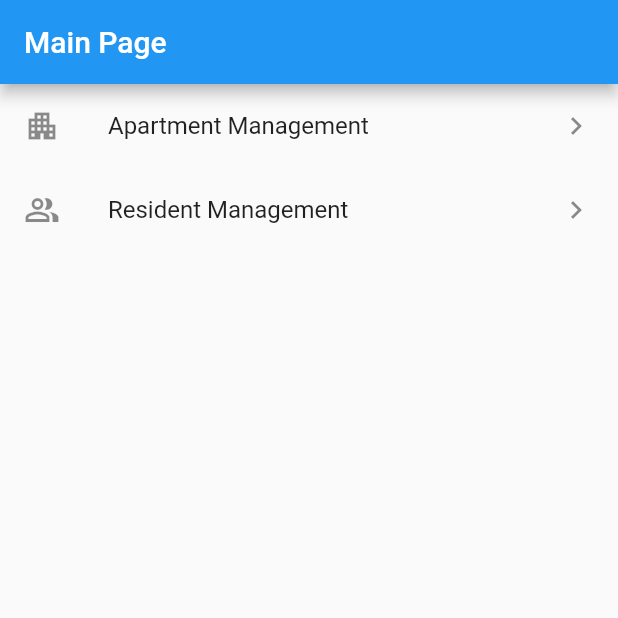
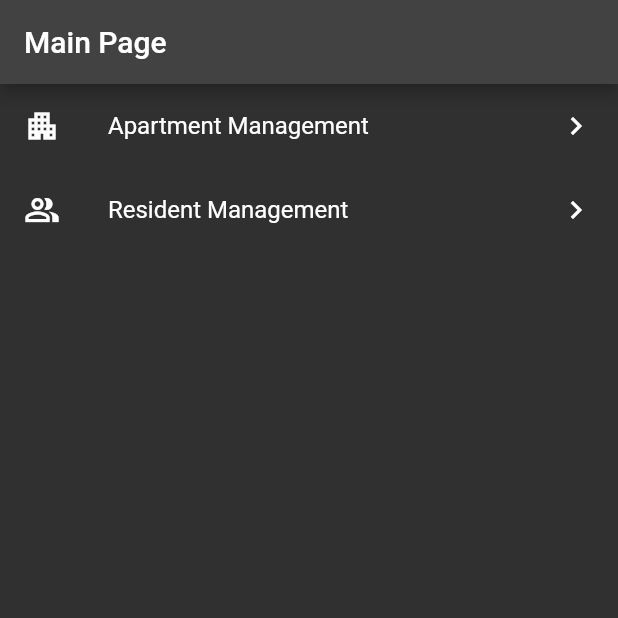
Before and after one commit to kmg7/apartment-management, a Flutter app: the screen it shows after launch, on a phone screen of 412 x 824 dp, the top half of it. Run offline on Flutter 3.47's test engine with Material 2 defaults, Android fonts, the phone set to English and light mode, and no system bars; our stand-ins replace auto_route, flutter_riverpod, hive_flutter, hooks_riverpod; accounts and stored records are empty.

```diff
--- a/lib/main.dart
+++ b/lib/main.dart
@@ -1,9 +1,12 @@
 import 'package:flutter/material.dart';
-import 'package:flutter_riverpod/flutter_riverpod.dart';
+import 'package:hive_flutter/adapters.dart';
+import 'package:hooks_riverpod/hooks_riverpod.dart';
 
 import 'common/router/app_router.dart';
 
 Future<void> main() async {
+  await Hive.initFlutter();
+
   WidgetsFlutterBinding.ensureInitialized();
   runApp(ProviderScope(
     child: App(),
@@ -17,6 +20,7 @@ class App extends StatelessWidget {
   Widget build(BuildContext context) {
     return MaterialApp.router(
       themeMode: ThemeMode.dark,
+      darkTheme: ThemeData.dark(),
       debugShowCheckedModeBanner: false,
       routerDelegate: _appRouter.delegate(),
       routeInformationParser: _appRouter.defaultRouteParser(),
--- a/lib/view/main_view.dart
+++ b/lib/view/main_view.dart
@@ -1,20 +1,14 @@
 import 'package:auto_route/auto_route.dart';
 import 'package:flutter/material.dart';
-import 'package:flutter_riverpod/flutter_riverpod.dart';
+import 'package:hooks_riverpod/hooks_riverpod.dart';
 
 import '../common/router/app_router.dart';
 
-class MainView extends ConsumerStatefulWidget {
+class MainView extends HookConsumerWidget {
   const MainView({super.key});
 
   @override
-  ConsumerState<ConsumerStatefulWidget> createState() => _MainViewState();
-}
-
-class _MainViewState extends ConsumerState<MainView> {
-  // final controller = ChangeNotifierProvider((ref) => null)
-  @override
-  Widget build(BuildContext context) {
+  Widget build(BuildContext context, WidgetRef ref) {
     return Scaffold(
       appBar: AppBar(title: const Text('Main Page')),
       body: Column(
--- a/pubspec.yaml
+++ b/pubspec.yaml
@@ -13,7 +13,8 @@ dependencies:
     sdk: flutter
 
   #state
-  flutter_riverpod: ^2.3.6
+  hooks_riverpod: ^2.3.6
+  riverpod_annotation: ^2.1.1
 
   #route
   auto_route: ^5.0.4
@@ -21,6 +22,7 @@ dependencies:
   #db
   hive: ^2.2.3
   hive_flutter: ^1.1.0
+  uuid: ^3.0.7
 
   # cupertino_icons: ^1.0.2
 
@@ -32,6 +34,8 @@ dev_dependencies:
   build_runner: ^2.3.3
   auto_route_generator: ^5.0.3
   hive_generator: ^2.0.0
+  riverpod_generator: ^2.2.1
+  riverpod_lint: ^1.3.1
 
 flutter:
   uses-material-design: true
```
Also changed, not shown: pubspec.lock.
